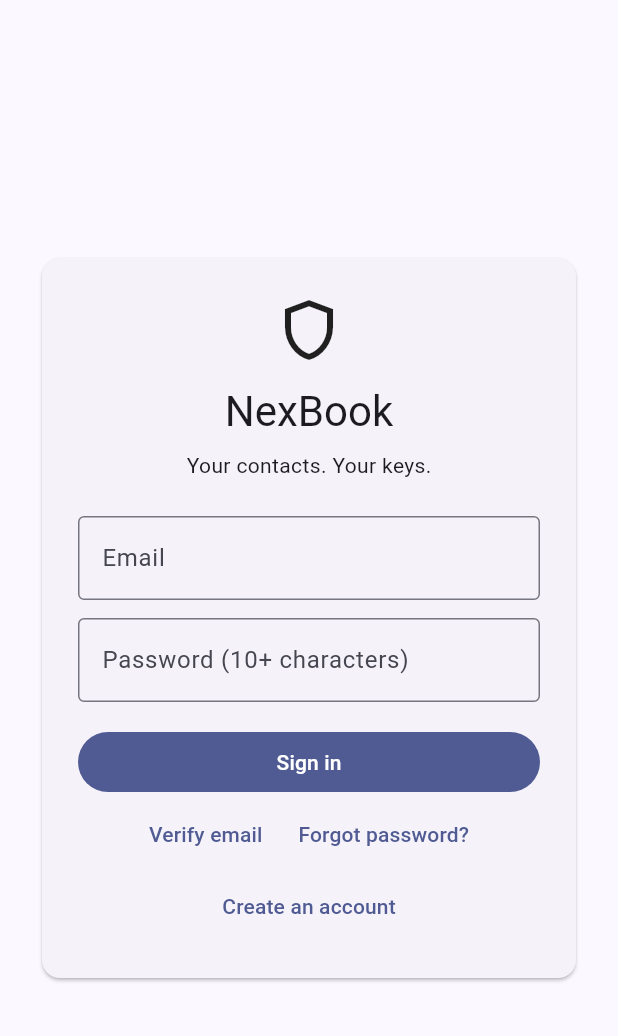
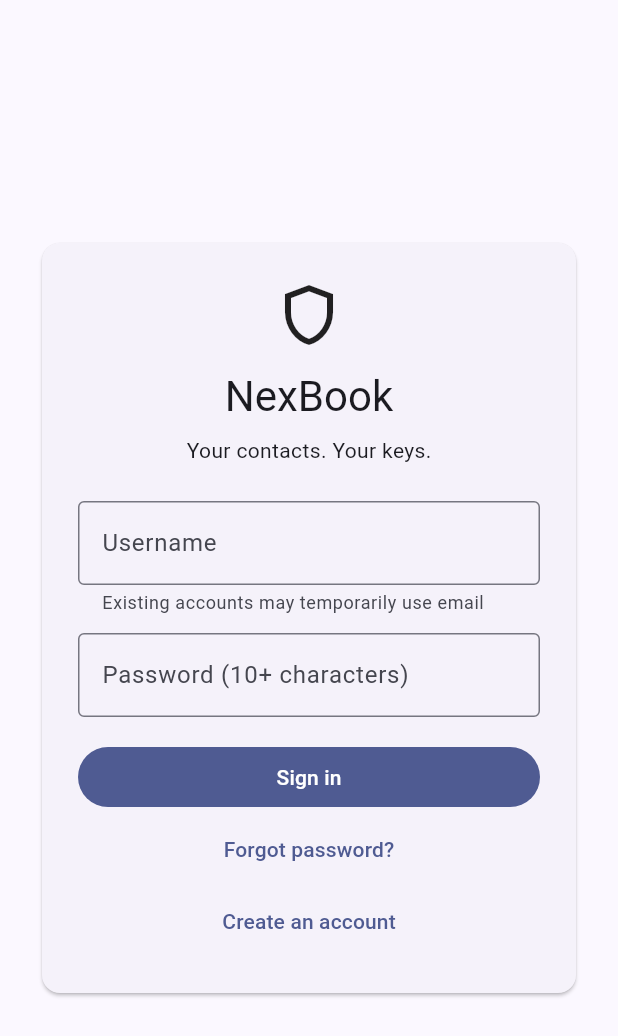
Before and after one commit to kimmanhcuong96/contact_app, a Flutter app: the screen it shows after launch, on a phone screen of 412 x 824 dp. Shown: the top 1036 px of the screen. Run offline on Flutter 3.47's test engine with Material 3 defaults, Android fonts, the phone set to English and light mode, and no system bars; our stand-ins replace connectivity_plus, dio, drift, drift_flutter, firebase_core, firebase_messaging and 5 more; missing offline and left inert: cryptography, mobile_scanner; accounts and stored records are empty; generated files the repository leaves out were written again.

Commit message:
update login and create account flow

```diff
--- a/client/lib/core/providers.dart
+++ b/client/lib/core/providers.dart
@@ -24,6 +24,8 @@ final cryptoProvider =
     Provider((ref) => CryptoService(ref.watch(secureStorageProvider)));
 final authRepositoryProvider = Provider((ref) =>
     AuthRepository(ref.watch(apiClientProvider), ref.watch(cryptoProvider)));
+final accountProvider = FutureProvider<Map<String, dynamic>>(
+    (ref) => ref.watch(authRepositoryProvider).getAccount());
 final profileRepositoryProvider = Provider((ref) => ProfileRepository(
     ref.watch(databaseProvider),
     ref.watch(apiClientProvider),
@@ -67,17 +69,27 @@ final themeModeProvider = FutureProvider<ThemeMode>((ref) async {
 class SessionController extends AsyncNotifier<bool> {
   @override
   Future<bool> build() => ref.read(apiClientProvider).hasSession;
-  Future<void> login(String email, String password) async {
+  Future<void> login(String identifier, String password) async {
     state = const AsyncLoading();
     state = await AsyncValue.guard(() async {
-      await ref.read(authRepositoryProvider).login(email, password);
+      await ref.read(authRepositoryProvider).login(identifier, password);
       await ref.read(profileRepositoryProvider).initializeDefaults();
       return true;
     });
   }
 
-  Future<Map<String, dynamic>> register(String email, String password) =>
-      ref.read(authRepositoryProvider).register(email, password);
+  Future<void> register(String username, String recoveryEmail, String password,
+      String passwordConfirmation) async {
+    state = const AsyncLoading();
+    state = await AsyncValue.guard(() async {
+      await ref
+          .read(authRepositoryProvider)
+          .register(username, recoveryEmail, password, passwordConfirmation);
+      await ref.read(profileRepositoryProvider).initializeDefaults();
+      return true;
+    });
+  }
+
   Future<void> logout() async {
     await ref.read(authRepositoryProvider).logout();
     state = const AsyncData(false);
--- a/client/lib/features/auth/auth_screen.dart
+++ b/client/lib/features/auth/auth_screen.dart
@@ -9,14 +9,18 @@ class AuthScreen extends ConsumerStatefulWidget {
 }
 
 class _AuthScreenState extends ConsumerState<AuthScreen> {
-  final email = TextEditingController();
+  final username = TextEditingController();
+  final recoveryEmail = TextEditingController();
   final password = TextEditingController();
+  final passwordConfirmation = TextEditingController();
   bool register = false;
 
   @override
   void dispose() {
-    email.dispose();
+    username.dispose();
+    recoveryEmail.dispose();
     password.dispose();
+    passwordConfirmation.dispose();
     super.dispose();
   }
 
@@ -44,15 +48,37 @@ class _AuthScreenState extends ConsumerState<AuthScreen> {
                         style: Theme.of(context).textTheme.bodyMedium),
                     const SizedBox(height: 24),
                     TextField(
-                        controller: email,
-                        keyboardType: TextInputType.emailAddress,
-                        decoration: const InputDecoration(labelText: 'Email')),
+                        controller: username,
+                        autocorrect: false,
+                        decoration: InputDecoration(
+                            labelText: 'Username',
+                            helperText: register
+                                ? '3–32 characters: letters, numbers, . or _'
+                                : 'Existing accounts may temporarily use email')),
+                    if (register) ...[
+                      const SizedBox(height: 12),
+                      TextField(
+                          controller: recoveryEmail,
+                          keyboardType: TextInputType.emailAddress,
+                          decoration: const InputDecoration(
+                              labelText: 'Recovery email',
+                              helperText:
+                                  'Only used if you forget your password')),
+                    ],
                     const SizedBox(height: 12),
                     TextField(
                         controller: password,
                         obscureText: true,
                         decoration: const InputDecoration(
                             labelText: 'Password (10+ characters)')),
+                    if (register) ...[
+                      const SizedBox(height: 12),
+                      TextField(
+                          controller: passwordConfirmation,
+                          obscureText: true,
+                          decoration: const InputDecoration(
+                              labelText: 'Re-enter password')),
+                    ],
                     const SizedBox(height: 16),
                     if (session.hasError)
                       Text(session.error.toString(),
@@ -74,9 +100,6 @@ class _AuthScreenState extends ConsumerState<AuthScreen> {
                       Wrap(
                         alignment: WrapAlignment.center,
                         children: [
-                          TextButton(
-                              onPressed: _verify,
-                              child: const Text('Verify email')),
                           TextButton(
                               onPressed: _forgot,
                               child: const Text('Forgot password?')),
@@ -100,46 +123,25 @@ class _AuthScreenState extends ConsumerState<AuthScreen> {
 
   Future<void> _submit() async {
     if (register) {
-      try {
-        final result = await ref
-            .read(sessionProvider.notifier)
-            .register(email.text, password.text);
-        if (!mounted) return;
-        final developmentToken = result['developmentToken'];
-        ScaffoldMessenger.of(context).showSnackBar(SnackBar(
-            content: Text(developmentToken == null
-                ? 'Check your email to verify the account.'
-                : 'Development verification token: $developmentToken')));
-        setState(() => register = false);
-      } catch (error) {
-        if (mounted) {
-          ScaffoldMessenger.of(context)
-              .showSnackBar(SnackBar(content: Text('$error')));
-        }
+      if (password.text != passwordConfirmation.text) {
+        ScaffoldMessenger.of(context).showSnackBar(
+            const SnackBar(content: Text('Passwords do not match.')));
+        return;
       }
+      await ref.read(sessionProvider.notifier).register(username.text,
+          recoveryEmail.text, password.text, passwordConfirmation.text);
     } else {
-      await ref.read(sessionProvider.notifier).login(email.text, password.text);
-    }
-  }
-
-  Future<void> _verify() async {
-    final token = await _ask('Verification token');
-    if (token == null) return;
-    await ref.read(authRepositoryProvider).verifyEmail(token);
-    if (mounted) {
-      ScaffoldMessenger.of(context).showSnackBar(
-          const SnackBar(content: Text('Email verified. You can sign in.')));
+      await ref
+          .read(sessionProvider.notifier)
+          .login(username.text, password.text);
     }
   }
 
   Future<void> _forgot() async {
-    if (email.text.isEmpty) {
-      ScaffoldMessenger.of(context).showSnackBar(
-          const SnackBar(content: Text('Enter your email first.')));
-      return;
-    }
+    final email = await _ask('Recovery email');
+    if (email == null || email.isEmpty) return;
     final response =
-        await ref.read(authRepositoryProvider).forgotPassword(email.text);
+        await ref.read(authRepositoryProvider).forgotPassword(email);
     if (!mounted) return;
     final token = await _ask('Reset token',
         initialValue: response['developmentToken'] as String?);
--- a/client/lib/features/qr/qr_screen.dart
+++ b/client/lib/features/qr/qr_screen.dart
@@ -3,10 +3,6 @@ import 'package:flutter_riverpod/flutter_riverpod.dart';
 import 'package:qr_flutter/qr_flutter.dart';
 import 'package:share_plus/share_plus.dart';
 import '../../core/providers.dart';
-
-final myAccountProvider = FutureProvider<Map<String, dynamic>>((ref) async =>
-    (await ref.watch(apiClientProvider).dio.get<Map<String, dynamic>>('/me'))
-        .data!);
 
 class QrScreen extends ConsumerWidget {
   const QrScreen({super.key});
@@ -14,7 +10,7 @@ class QrScreen extends ConsumerWidget {
   Widget build(BuildContext context, WidgetRef ref) => Scaffold(
       appBar: AppBar(title: const Text('My QR')),
       body: Center(
-          child: ref.watch(myAccountProvider).when(
+          child: ref.watch(accountProvider).when(
                 data: (me) {
                   final payload = 'nexbook:user:${me['id']}';
                   return Card(
@@ -24,7 +20,7 @@ class QrScreen extends ConsumerWidget {
                               Column(mainAxisSize: MainAxisSize.min, children: [
                             QrImageView(data: payload, size: 240),
                             const SizedBox(height: 16),
-                            Text(me['email'] as String),
+                            Text('@${me['username']}'),
                             const SizedBox(height: 12),
                             OutlinedButton.icon(
                                 onPressed: () => Share.share(payload,
```
Also changed, not shown: client/lib/features/settings/settings_screen.dart (+72 -0 lines), client/lib/repositories/auth_repository.dart (+28 -9 lines), 10 other files.
